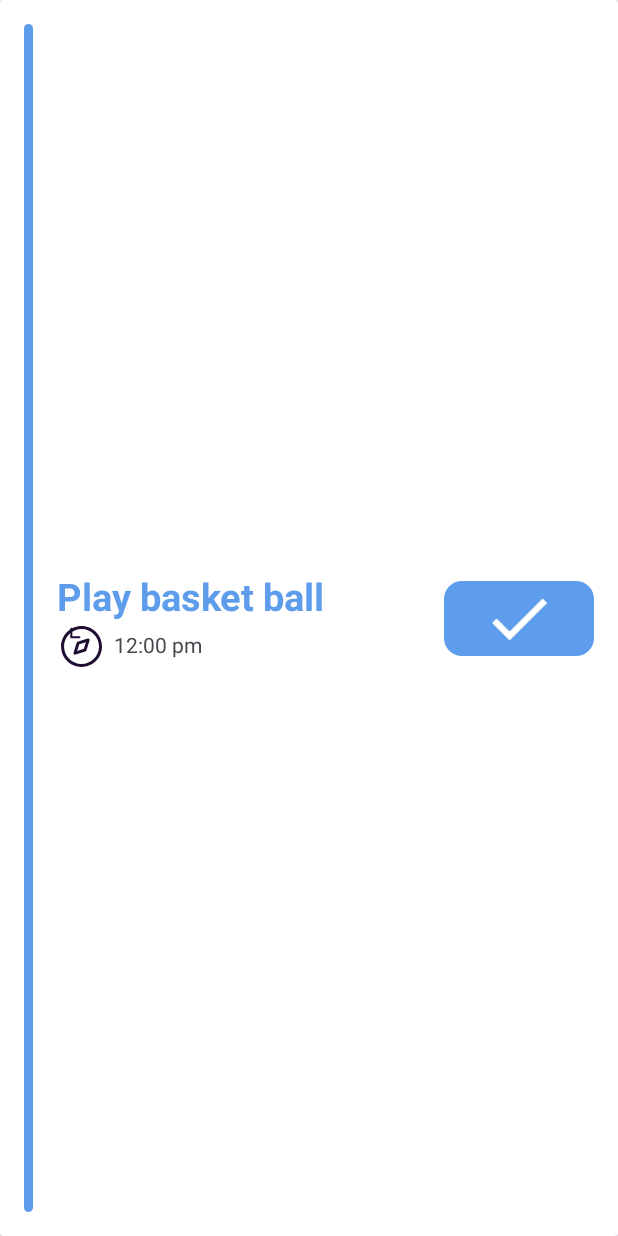
After one commit to 5ldkamal/todoApp, an Android app built with Jetpack Compose: the layout task_item.xml on its own in the app's theme, with its tools: preview values and no code run, on a phone screen of 412 x 824 dp. The commit adds this screen. Run offline under Robolectric (Android 15) with nearby library versions, the phone set to English and light mode, and no system bars.

Commit message:
Add task item design

```diff
--- /dev/null
+++ b/app/src/main/res/drawable/ic_time.xml
@@ -0,0 +1,15 @@
+<vector xmlns:android="http://schemas.android.com/apk/res/android"
+    android:width="22dp"
+    android:height="22dp"
+    android:viewportWidth="22"
+    android:viewportHeight="22">
+  <path
+      android:pathData="M2,12C2,6.486 6.486,2 12,2C17.514,2 22,6.486 22,12C22,17.514 17.514,22 12,22C6.486,22 2,17.514 2,12ZM3.448,12C3.448,16.716 7.285,20.553 12,20.553C16.716,20.553 20.553,16.716 20.553,12C20.553,7.285 16.716,3.448 12,3.448C7.285,3.448 3.448,7.285 3.448,12ZM8.19,15.652C8.053,15.466 8.015,15.231 8.085,15.009L9.622,10.096C9.693,9.87 9.87,9.693 10.096,9.622L15.009,8.085C15.081,8.062 15.155,8.051 15.228,8.051C15.455,8.051 15.673,8.162 15.81,8.349C15.946,8.535 15.985,8.769 15.916,8.992L14.379,13.903C14.307,14.129 14.129,14.307 13.903,14.379L8.992,15.916C8.919,15.938 8.845,15.95 8.772,15.95C8.545,15.95 8.328,15.838 8.19,15.652ZM10.89,10.89L9.879,14.12L13.11,13.11L14.12,9.879L10.89,10.89Z"
+      android:fillColor="#200E32"/>
+  <path
+      android:strokeWidth="1"
+      android:pathData="M7,3.35V7.5H10.956"
+      android:fillColor="#00000000"
+      android:strokeColor="#200E32"
+      android:strokeLineCap="round"/>
+</vector>
--- /dev/null
+++ b/app/src/main/res/drawable/rounded_done_button.xml
@@ -0,0 +1,6 @@
+<?xml version="1.0" encoding="utf-8"?>
+<shape xmlns:android="http://schemas.android.com/apk/res/android">
+    <corners android:radius="12dp" />
+    <solid android:color="@color/blue"/>
+
+</shape>
--- /dev/null
+++ b/app/src/main/res/drawable/rounded_indicator.xml
@@ -0,0 +1,5 @@
+<?xml version="1.0" encoding="utf-8"?>
+<shape xmlns:android="http://schemas.android.com/apk/res/android">
+    <corners android:radius="3dp" />
+    <solid android:color="@color/blue"/>
+</shape>
--- a/app/src/main/res/layout/activity_main.xml
+++ b/app/src/main/res/layout/activity_main.xml
@@ -23,7 +23,7 @@
         android:background="@color/white"
         app:fabAlignmentMode="center"
         app:fabAnchorMode="cradle"
-        app:fabCradleMargin="12dp">
+        app:fabCradleMargin="16dp">
 
         <com.google.android.material.bottomnavigation.BottomNavigationView
             android:id="@+id/bottom_navigation_View"
@@ -42,7 +42,7 @@
         android:layout_width="wrap_content"
         android:layout_height="wrap_content"
         android:backgroundTint="@color/blue"
-        app:borderWidth="1dp"
+        app:borderWidth="3dp"
         app:layout_anchor="@id/bottom_app_bar"
         app:shapeAppearanceOverlay="@style/fab_3_rounded"
         app:srcCompat="@drawable/baseline_add_24"
--- /dev/null
+++ b/app/src/main/res/layout/task_item.xml
@@ -0,0 +1,76 @@
+<?xml version="1.0" encoding="utf-8"?>
+
+<androidx.cardview.widget.CardView xmlns:android="http://schemas.android.com/apk/res/android"
+    xmlns:app="http://schemas.android.com/apk/res-auto"
+    android:layout_width="match_parent"
+    android:layout_height="wrap_content">
+
+    <androidx.constraintlayout.widget.ConstraintLayout
+        android:layout_width="match_parent"
+        android:layout_height="match_parent">
+
+        <View
+            android:id="@+id/indicator_view"
+            android:layout_width="6dp"
+            android:layout_height="match_parent"
+            android:layout_margin="16dp"
+            android:background="@drawable/rounded_indicator"
+            app:layout_constraintBottom_toBottomOf="parent"
+            app:layout_constraintStart_toStartOf="parent"
+            app:layout_constraintTop_toTopOf="parent" />
+
+        <LinearLayout
+            android:layout_width="0dp"
+            android:layout_height="wrap_content"
+            android:layout_margin="16dp"
+            android:orientation="vertical"
+            app:layout_constraintBottom_toBottomOf="@id/indicator_view"
+            app:layout_constraintEnd_toStartOf="@id/done_btn"
+            app:layout_constraintStart_toEndOf="@id/indicator_view"
+            app:layout_constraintTop_toTopOf="@id/indicator_view">
+
+            <TextView
+                android:layout_width="match_parent"
+                android:layout_height="wrap_content"
+                android:text="Play basket ball"
+                android:textColor="@color/blue"
+                android:textSize="25sp"
+                android:textStyle="bold" />
+
+            <LinearLayout
+                android:layout_width="match_parent"
+                android:layout_height="match_parent"
+                android:gravity="center">
+
+                <ImageView
+                    android:layout_width="30dp"
+                    android:layout_height="30dp"
+                    android:src="@drawable/ic_time" />
+
+                <TextView
+                    android:layout_width="match_parent"
+                    android:layout_height="wrap_content"
+                    android:layout_marginHorizontal="8dp"
+                    android:text="12:00 pm"
+
+                    />
+
+            </LinearLayout>
+
+
+        </LinearLayout>
+
+        <androidx.appcompat.widget.AppCompatImageView
+            android:id="@+id/done_btn"
+            android:layout_width="100dp"
+            android:layout_height="50dp"
+            android:layout_margin="16dp"
+            android:background="@drawable/rounded_done_button"
+            app:layout_constraintBottom_toBottomOf="parent"
+            app:layout_constraintEnd_toEndOf="parent"
+            app:layout_constraintTop_toTopOf="parent"
+            app:srcCompat="@drawable/baseline_check_24" />
+
+    </androidx.constraintlayout.widget.ConstraintLayout>
+
+</androidx.cardview.widget.CardView>
--- a/app/src/main/res/values/styles.xml
+++ b/app/src/main/res/values/styles.xml
@@ -4,6 +4,6 @@
         <item name="cornerFamily">rounded</item>
         <item name="cornerSize">50%</item>
         <item name="strokeColor">@color/white</item>
-        <item name="strokeWidth">1dp</item>
+        <item name="strokeWidth">3dp</item>
     </style>
 </resources>
```
